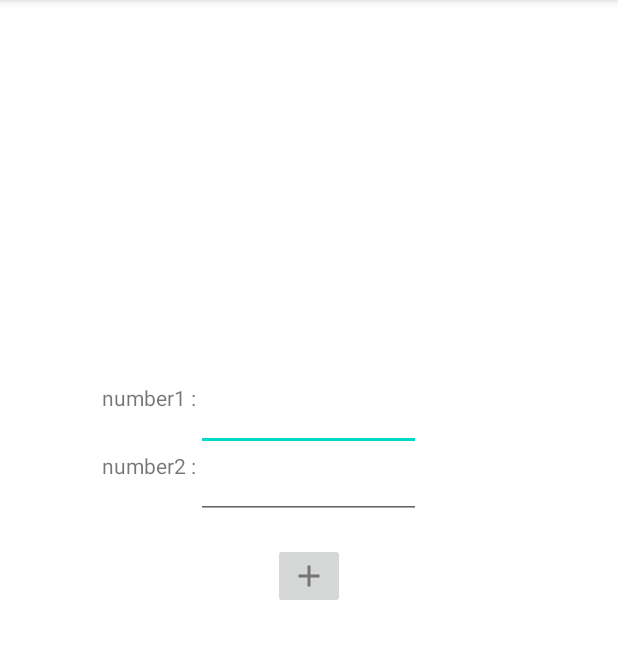
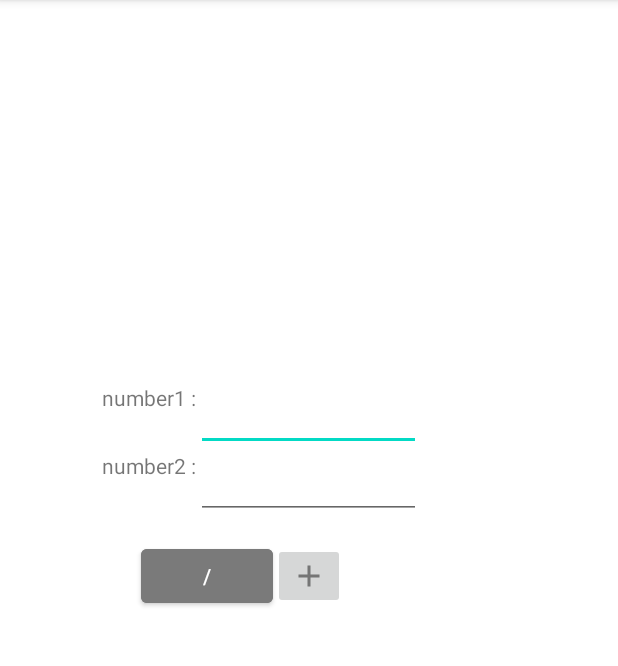
Before and after one commit to kkcchh9999/3rd_year_2nd_semester, an Android app: the screen it shows after launch (MainActivity), after a tap on an icon or button, on a phone screen of 412 x 824 dp, the part 84-750 px from its top. Run offline under Robolectric (Android 15) with nearby library versions, the phone set to English and light mode, and no system bars.

Commit message:
모바일 프로그래밍 Quiz4

```diff
--- a/MobilePrograming/Quiz4/app/src/main/java/com/example/quiz4/MainActivity.java
+++ b/MobilePrograming/Quiz4/app/src/main/java/com/example/quiz4/MainActivity.java
@@ -4,6 +4,7 @@ import androidx.appcompat.app.AppCompatActivity;
 
 import android.os.Bundle;
 import android.view.View;
+import android.widget.Button;
 import android.widget.EditText;
 import android.widget.ImageButton;
 import android.widget.TextView;
@@ -14,6 +15,7 @@ public class MainActivity extends AppCompatActivity {
     EditText firstInput;
     EditText secondInput;
     ImageButton addButton;
+    Button devButton;
 
     @Override
     protected void onCreate(Bundle savedInstanceState) {
@@ -23,13 +25,27 @@ public class MainActivity extends AppCompatActivity {
         firstInput = findViewById(R.id.first_input);
         secondInput = findViewById(R.id.second_input);
         addButton = findViewById(R.id.button_add);
+        devButton = findViewById(R.id.button_dev);
 
         addButton.setOnClickListener(view -> {
-            int result = 0;
+            double result = 0;
 
             try {
-                    result = Integer.parseInt(String.valueOf(firstInput.getText()))
-                            + Integer.parseInt(String.valueOf(secondInput.getText()));
+                result = Double.parseDouble(String.valueOf(firstInput.getText()))
+                        + Double.parseDouble(String.valueOf(secondInput.getText()));
+
+                Toast.makeText(getApplicationContext(), String.valueOf(result), Toast.LENGTH_SHORT).show();
+            } catch (Exception e) {
+                Toast.makeText(getApplicationContext(), "올바른 정수를 입력하세요", Toast.LENGTH_SHORT).show();
+            }
+        });
+
+        devButton.setOnClickListener(view -> {
+            double result = 0;
+
+            try {
+                result = Double.parseDouble(String.valueOf(firstInput.getText()))
+                        / Double.parseDouble(String.valueOf(secondInput.getText()));
 
                 Toast.makeText(getApplicationContext(), String.valueOf(result), Toast.LENGTH_SHORT).show();
             } catch (Exception e) {
--- a/MobilePrograming/Quiz4/app/src/main/res/layout/activity_main.xml
+++ b/MobilePrograming/Quiz4/app/src/main/res/layout/activity_main.xml
@@ -40,7 +40,17 @@
         android:layout_width="wrap_content"
         android:layout_height="wrap_content"
         android:layout_centerInParent="true"
-        android:src="@drawable/ic_add"
-        />
+        android:src="@drawable/ic_add" />
+
+
+    <Button
+        android:id="@+id/button_dev"
+        android:layout_width="wrap_content"
+        android:layout_height="wrap_content"
+        android:layout_centerVertical="true"
+        android:backgroundTint="@color/gray"
+        android:layout_toStartOf="@id/button_add"
+        android:text="/" />
+
 
 </RelativeLayout>
--- a/MobilePrograming/Quiz4/app/src/main/res/values/colors.xml
+++ b/MobilePrograming/Quiz4/app/src/main/res/values/colors.xml
@@ -7,4 +7,5 @@
     <color name="teal_700">#FF018786</color>
     <color name="black">#FF000000</color>
     <color name="white">#FFFFFFFF</color>
+    <color name="gray">#7A7A7A</color>
 </resources>
```
